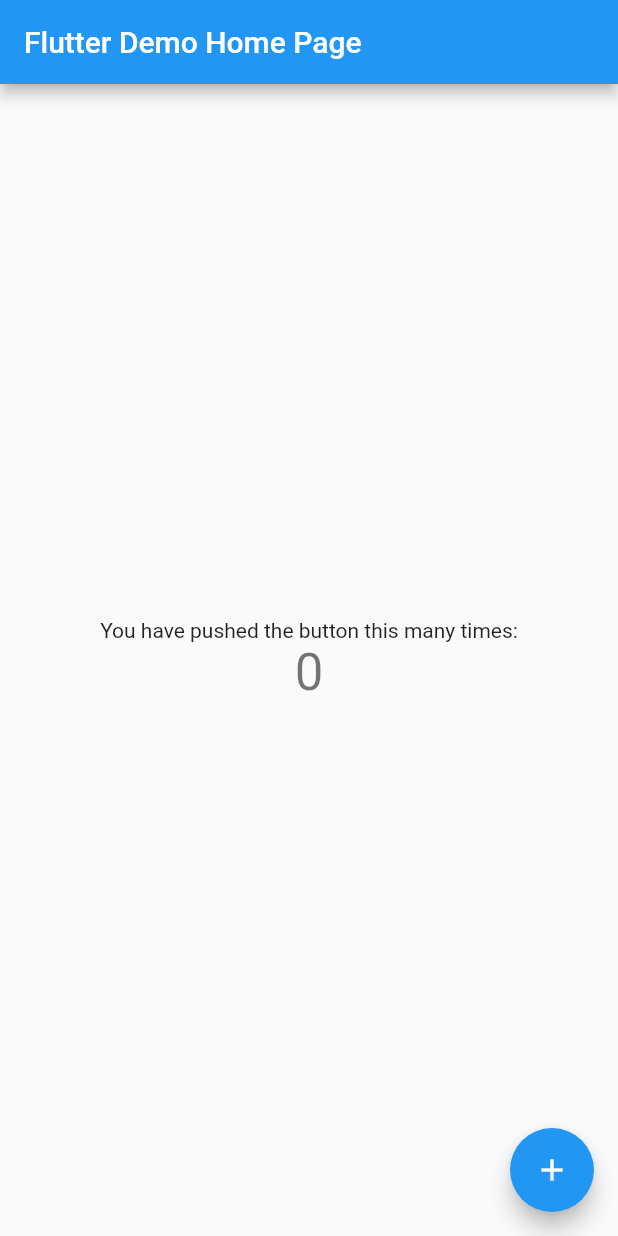
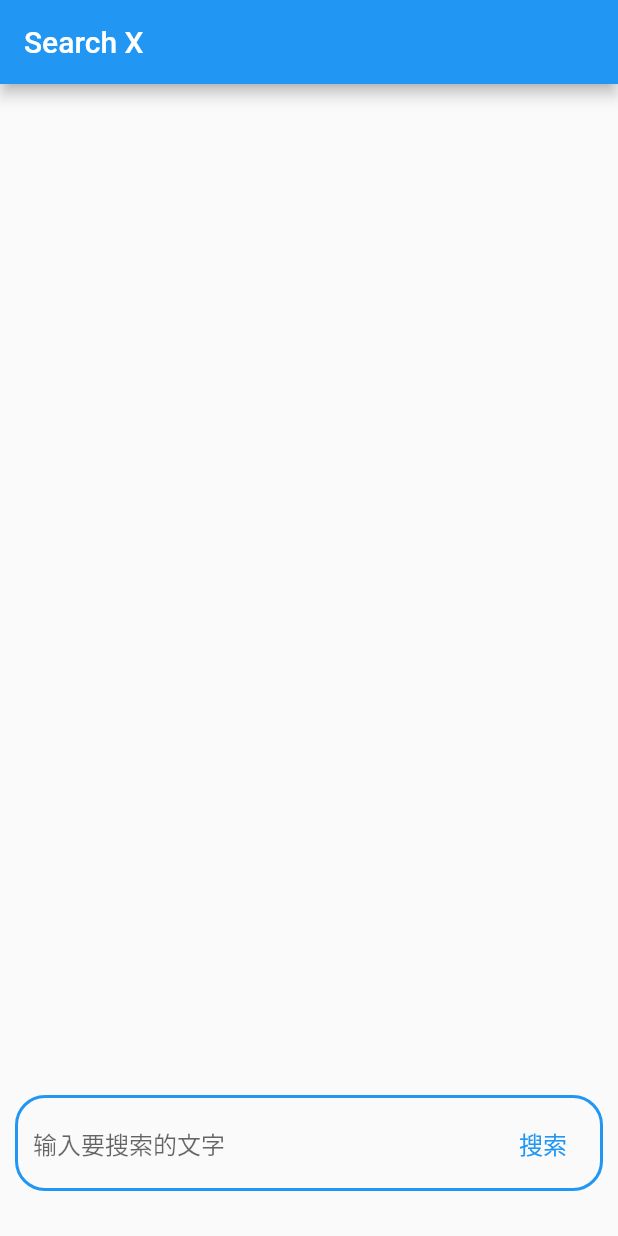
Before and after one commit to changer0/search_x, a Flutter app: the screen it shows after launch, on a phone screen of 412 x 824 dp. Run offline on Flutter 3.47's test engine with Material 2 defaults, Android fonts, the phone set to English and light mode, and no system bars; our stand-ins replace dio, fluttertoast; missing offline and left inert: dart:ffi.

Commit message:
feat: 初步完成search x

```diff
--- a/lib/main.dart
+++ b/lib/main.dart
@@ -1,124 +1,178 @@
+import 'dart:ffi';
+
 import 'package:flutter/material.dart';
-import 'package:url_launcher/url_launcher.dart';
+import 'package:search_x/search_result_model.dart';
+import 'package:search_x/toast_utils.dart';
+import 'package:search_x/url_launch.dart';
+
+import 'api.dart';
 
 void main() {
-  runApp(MyApp());
+  runApp(SearchXApp());
 }
 
-class MyApp extends StatelessWidget {
-  // This widget is the root of your application.
+class SearchXApp extends StatelessWidget {
+  const SearchXApp({Key? key}) : super(key: key);
+
   @override
   Widget build(BuildContext context) {
     return MaterialApp(
-      title: 'Flutter Demo',
-      theme: ThemeData(
-        // This is the theme of your application.
-        //
-        // Try running your application with "flutter run". You'll see the
-        // application has a blue toolbar. Then, without quitting the app, try
-        // changing the primarySwatch below to Colors.green and then invoke
-        // "hot reload" (press "r" in the console where you ran "flutter run",
-        // or simply save your changes to "hot reload" in a Flutter IDE).
-        // Notice that the counter didn't reset back to zero; the application
-        // is not restarted.
-        primarySwatch: Colors.blue,
+      title: "Search X",
+      theme: ThemeData(primaryColor: Colors.blue),
+      home: HomePage(
+        title: "Search X",
       ),
-      home: MyHomePage(title: 'Flutter Demo Home Page'),
     );
   }
 }
 
-class MyHomePage extends StatefulWidget {
-  MyHomePage({Key? key, required this.title}) : super(key: key);
-
-  // This widget is the home page of your application. It is stateful, meaning
-  // that it has a State object (defined below) that contains fields that affect
-  // how it looks.
-
-  // This class is the configuration for the state. It holds the values (in this
-  // case the title) provided by the parent (in this case the App widget) and
-  // used by the build method of the State. Fields in a Widget subclass are
-  // always marked "final".
-
+class HomePage extends StatefulWidget {
   final String title;
 
+  const HomePage({Key? key, required this.title}) : super(key: key);
+
   @override
-  _MyHomePageState createState() => _MyHomePageState();
+  _HomePageState createState() => _HomePageState();
 }
 
-class _MyHomePageState extends State<MyHomePage> {
-  int _counter = 0;
+class _HomePageState extends State<HomePage> {
+  SearchResultModel? searchResultModel;
 
-  void _incrementCounter() {
-    _launchURL("https://www.baidu.com");
+  ScrollController listViewController = ScrollController();
 
-    setState(() {
-      // This call to setState tells the Flutter framework that something has
-      // changed in this State, which causes it to rerun the build method below
-      // so that the display can reflect the updated values. If we changed
-      // _counter without calling setState(), then the build method would not be
-      // called again, and so nothing would appear to happen.
-      _counter++;
-    });
-  }
+  String searchKey = "";
 
-  _launchURL(url) async {
-    if (await canLaunch(url)) {
-      await launch(url);
-    } else {
-      throw 'Could not launch $url';
-    }
-  }
+  TextEditingController searchTextController = TextEditingController();
+
+  FocusNode focusNode = FocusNode();
 
   @override
   Widget build(BuildContext context) {
-    // This method is rerun every time setState is called, for instance as done
-    // by the _incrementCounter method above.
-    //
-    // The Flutter framework has been optimized to make rerunning build methods
-    // fast, so that you can just rebuild anything that needs updating rather
-    // than having to individually change instances of widgets.
     return Scaffold(
-      appBar: AppBar(
-        // Here we take the value from the MyHomePage object that was created by
-        // the App.build method, and use it to set our appbar title.
-        title: Text(widget.title),
-      ),
-      body: Center(
-        // Center is a layout widget. It takes a single child and positions it
-        // in the middle of the parent.
-        child: Column(
-          // Column is also a layout widget. It takes a list of children and
-          // arranges them vertically. By default, it sizes itself to fit its
-          // children horizontally, and tries to be as tall as its parent.
-          //
-          // Invoke "debug painting" (press "p" in the console, choose the
-          // "Toggle Debug Paint" action from the Flutter Inspector in Android
-          // Studio, or the "Toggle Debug Paint" command in Visual Studio Code)
-          // to see the wireframe for each widget.
-          //
-          // Column has various properties to control how it sizes itself and
-          // how it positions its children. Here we use mainAxisAlignment to
-          // center the children vertically; the main axis here is the vertical
-          // axis because Columns are vertical (the cross axis would be
-          // horizontal).
-          mainAxisAlignment: MainAxisAlignment.center,
-          children: <Widget>[
-            Text(
-              'You have pushed the button this many times:',
-            ),
-            Text(
-              '$_counter',
-              style: Theme.of(context).textTheme.headline4,
-            ),
-          ],
+        appBar: AppBar(
+          title: Text(widget.title),
         ),
-      ),
-      floatingActionButton: FloatingActionButton(
-        onPressed: _incrementCounter,
-        tooltip: 'Increment',
-        child: Icon(Icons.add),
-      ), // This trailing comma makes auto-formatting nicer for build methods.
+        body: _buildBody(context));
+  }
+
+  /// 构建一个搜索框
+  _buildBody(BuildContext context) {
+    return Column(
+      children: [
+        _buildSearchResult(context),
+        _buildSearchBox(context),
+      ],
     );
   }
+
+  /// 搜索结果
+  _buildSearchResult(BuildContext context) {
+    return Expanded(
+      child: ListView.builder(
+        controller: listViewController,
+        itemCount: (searchResultModel?.itemList.length ?? 0) * 2,
+        padding: const EdgeInsets.all(16.0),
+        itemBuilder: (context, i) {
+          //如果是奇数则返回一个分割线
+          if (i.isOdd) return const Divider();
+          //语法 i ~/ 2 表示 i 除以 2，但返回值是整型（向下取整），
+          // 比如 i 为：1, 2, 3, 4, 5 时，结果为 0, 1, 1, 2, 2，
+          // 这个可以计算出 ListView 中减去分隔线后的实际的位置。
+          final index = i ~/ 2;
+          print("list index: $index");
+          return _buildItem(context, index);
+        },
+      ),
+    );
+  }
+
+  /// 构建列表的 Item
+  _buildItem(BuildContext context, int index) {
+    SearchResultModel? model = searchResultModel;
+    if (model == null) {
+      return null;
+    }
+    List<ItemModel> itemList = model.itemList;
+    if (index >= itemList.length) {
+      return null;
+    }
+    ItemModel itemModel = itemList[index];
+    return ListTile(
+      onTap: () {
+        print("将要跳转到: ${itemModel.url}");
+        URLLauncher.launchURL(itemModel.url);
+      },
+      title: Text(itemModel.title),
+      subtitle: Text(itemModel.description),
+    );
+  }
+
+  /// 搜索框
+  _buildSearchBox(BuildContext context) {
+    return Container(
+        margin: EdgeInsets.fromLTRB(10, 0, 10, 30),
+        decoration: BoxDecoration(
+            borderRadius: BorderRadius.all(Radius.circular(20)),
+            border:
+                Border.all(color: Theme.of(context).primaryColor, width: 2)),
+        child: Padding(
+          padding: EdgeInsets.fromLTRB(10, 5, 5, 5),
+          child: Row(
+            mainAxisAlignment: MainAxisAlignment.start,
+            crossAxisAlignment: CrossAxisAlignment.center,
+            children: [
+              Expanded(
+                  child: TextField(
+                focusNode: focusNode,
+                textInputAction: TextInputAction.search,
+                controller: searchTextController,
+                decoration: InputDecoration(
+                    hintText: "输入要搜索的文字", border: InputBorder.none),
+                maxLines: 1,
+              )),
+              Padding(
+                padding: EdgeInsets.all(1),
+                child: TextButton(
+                  onPressed: () {
+                    String searchKey = searchTextController.text;
+                    focusNode.unfocus();
+                    ToastUtils.showToast("正在搜索, 请稍候...");
+                    if (searchKey.isEmpty) {
+                      ToastUtils.showToast("请输入搜索关键字");
+                    } else {
+                      this.searchKey = searchKey;
+                      Api.requestSearchResult(searchKey).then((value) {
+                        print(
+                            "数据回调: ${value?.timeConsuming} size: ${value?.itemList.length}");
+                        setState(() {
+
+                          searchResultModel = value;
+                          listViewController.animateTo(0,
+                              duration: Duration(milliseconds: 100),
+                              curve: Curves.bounceIn);
+                          searchTextController.text = searchKey;
+                          searchTextController.selection = TextSelection(
+                              baseOffset: searchKey.length,
+                              extentOffset: searchKey.length);
+                        });
+                      });
+                    }
+
+                    //打印测试
+                    // Future<String>(() {
+                    //   return "hh";
+                    // }).then((value) {
+                    //   print("哎哟我天" + value);
+                    // });
+                  },
+                  child: Text(
+                    "搜索",
+                    style: TextStyle(fontSize: 16),
+                  ),
+                ),
+              )
+            ],
+          ),
+        ));
+  }
 }
--- /dev/null
+++ b/lib/search_result_model.dart
@@ -0,0 +1,42 @@
+
+class SearchResultModel {
+  /// 耗时
+  String timeConsuming = "";
+  /// 列表
+  List<ItemModel> itemList = [];
+
+
+  SearchResultModel({required this.timeConsuming, required this.itemList});
+
+  factory SearchResultModel.from(Map<String, dynamic> parsedJson) {
+    print("SearchResultModel.from called");
+    List<ItemModel> itemModelList = [];
+    var list = parsedJson["list"];
+    for (Map<String, dynamic> item in list) {
+      itemModelList.add(ItemModel.fromJson(item));
+    }
+    return SearchResultModel(
+      timeConsuming: parsedJson['time_consuming'],
+      itemList:itemModelList
+    );
+  }
+
+}
+class ItemModel {
+  String title = "";
+  String url = "";
+  String description = "";
+  String showTime = "";
+
+
+  ItemModel({required this.title, required this.url, required this.description, required this.showTime});
+
+  factory ItemModel.fromJson(Map<String, dynamic> parsedJson) {
+    return ItemModel(
+      title: parsedJson['title'],
+      url: parsedJson['url'],
+      description: parsedJson['description'],
+      showTime: parsedJson['showTime']
+    );
+  }
+}
--- /dev/null
+++ b/lib/url_launch.dart
@@ -0,0 +1,11 @@
+import 'package:url_launcher/url_launcher.dart';
+
+class URLLauncher {
+  static launchURL(String url) async {
+    if (await canLaunch(url)) {
+      await launch(url);
+    } else {
+      throw 'Could not launch $url';
+    }
+  }
+}
--- a/pubspec.yaml
+++ b/pubspec.yaml
@@ -28,7 +28,12 @@ dependencies:
   # The following adds the Cupertino Icons font to your application.
   # Use with the CupertinoIcons class for iOS style icons.
   cupertino_icons: ^1.0.2
+  # url 启动器
   url_launcher: ^6.0.9
+  # Toast
+  fluttertoast: ^8.0.8
+  # Net
+  dio: ^4.0.0
 
 
 dev_dependencies:
```
Also changed, not shown: lib/api.dart (added, +23 -0 lines), lib/toast_utils.dart (added, +11 -0 lines), pubspec.lock, 1 other file.
